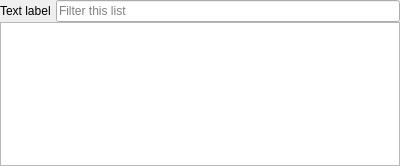
Qt form desktop-widgets/listfilter.ui (subsurface/subsurface) before a commit.
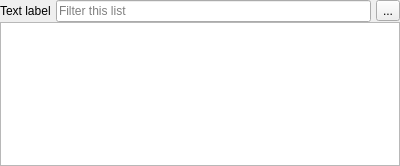
The same form after that commit.

Commit message:
Add select-all, deselect-all and invert-selection options to filters
To every filter list add a menu button that allows selection of all,
selection of none or inversion of selection.

Implements #435.

```diff
--- a/desktop-widgets/listfilter.ui
+++ b/desktop-widgets/listfilter.ui
@@ -51,6 +51,16 @@
        </property>
       </widget>
      </item>
+     <item>
+      <widget class="QToolButton" name="selectionButton">
+       <property name="text">
+        <string>...</string>
+       </property>
+       <property name="popupMode">
+        <enum>QToolButton::InstantPopup</enum>
+       </property>
+      </widget>
+     </item>
     </layout>
    </item>
    <item>
```
The commit also changes 3 other files.
